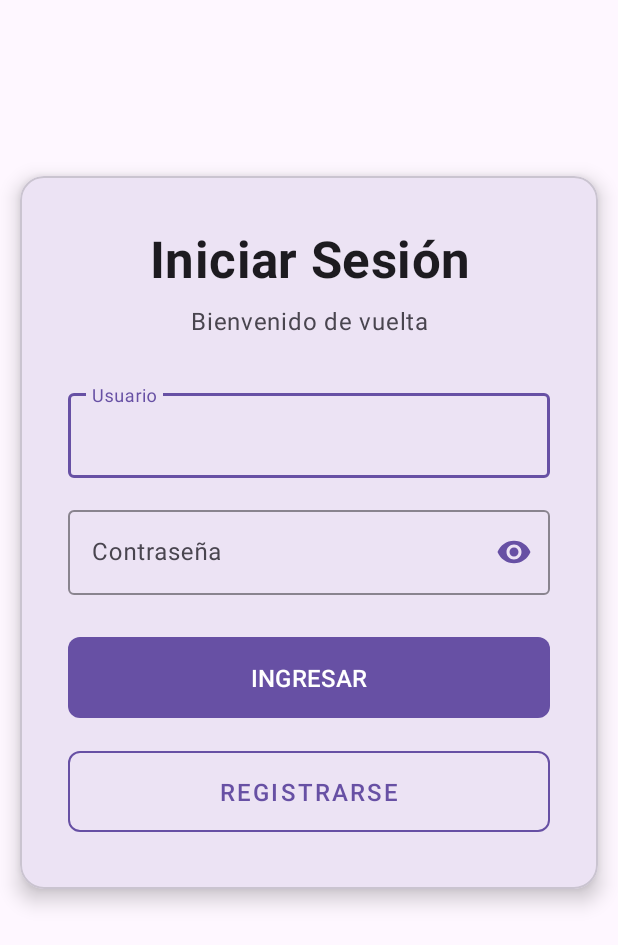
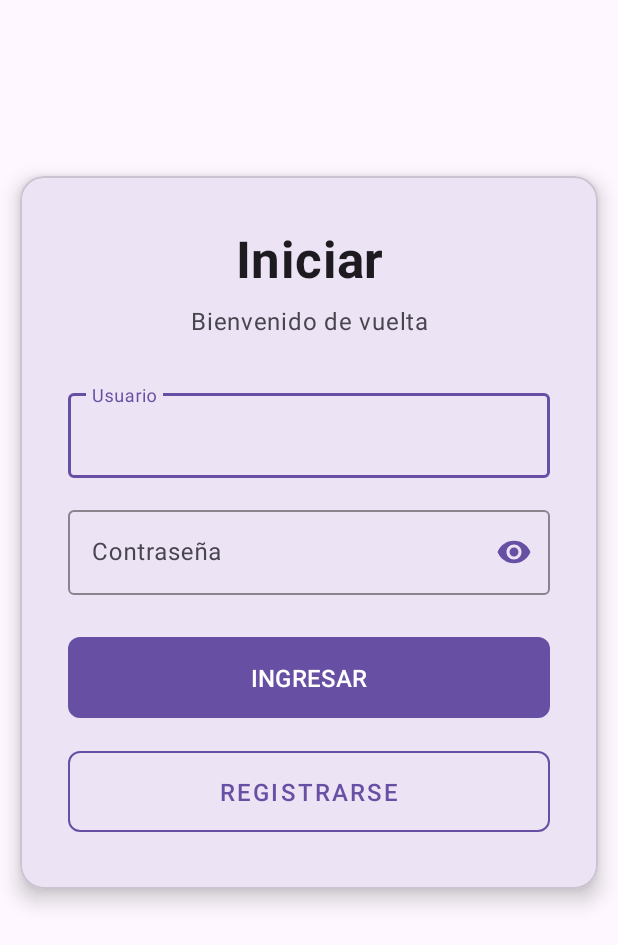
Before and after one commit to Emmmirr/SharedPreferencesApp, an Android app: the LoginActivity screen opened directly, with no data from a screen before it, on a phone screen of 412 x 824 dp. Shown: the top 945 px of the screen. Run offline under Robolectric (Android 15) with nearby library versions, the phone set to English and light mode, and no system bars.

Commit message:
Titulo cambiado

```diff
--- a/app/src/main/res/layout/activity_login.xml
+++ b/app/src/main/res/layout/activity_login.xml
@@ -35,7 +35,7 @@
                 android:layout_width="match_parent"
                 android:layout_height="wrap_content"
                 android:gravity="center"
-                android:text="Iniciar Sesión"
+                android:text="Iniciar"
                 android:textAppearance="?attr/textAppearanceHeadline4"
                 android:textColor="?attr/colorOnSurface"
                 android:textStyle="bold"
```
